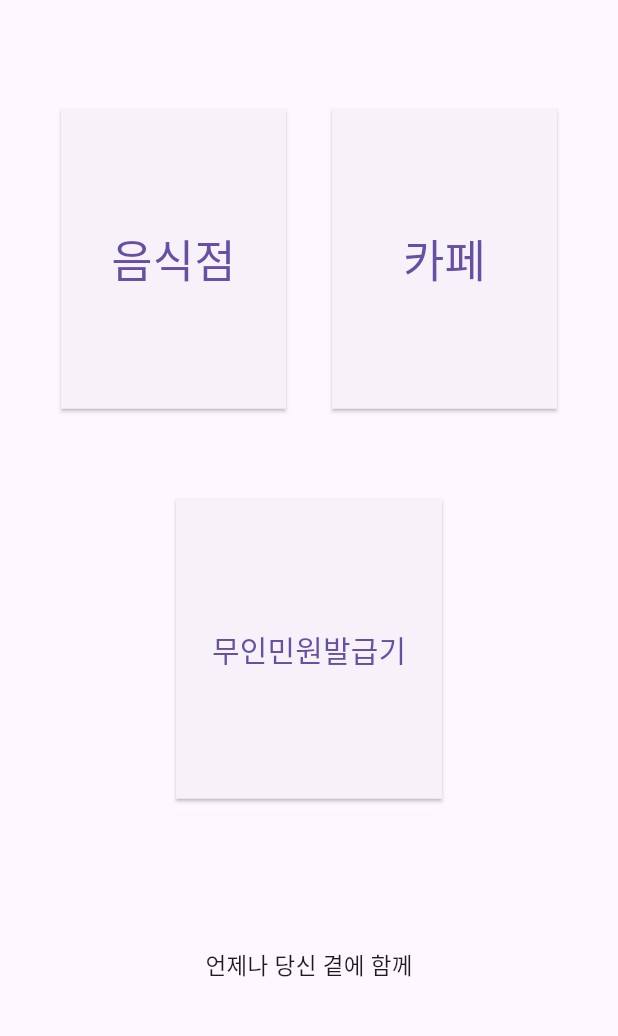
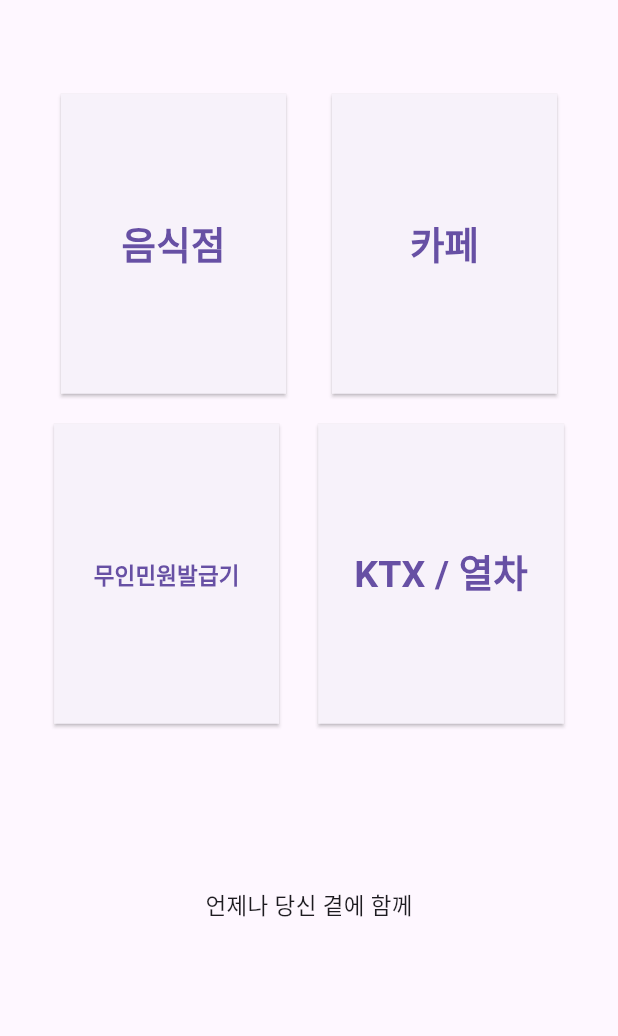
Before and after one commit to CapStoneDesign-MjcArmy/CapstoneDesign_WithU, a Flutter app: the KioskInfo screen opened directly, on a phone screen of 412 x 824 dp, the part 84-1120 px from its top. Run offline on Flutter 3.47's test engine with Material 3 defaults, Android fonts, the phone set to English and light mode, and no system bars.

Commit message:
Edit code(Add button)

```diff
--- a/lib/AboutKiosk/KioskInfo.dart
+++ b/lib/AboutKiosk/KioskInfo.dart
@@ -25,7 +25,8 @@
                   onPressed: () {},
                   child: Text('음식점',
                     style: TextStyle(
-                        fontSize: 30
+                        fontSize: 25,
+                        fontWeight: FontWeight.bold,
                     ),),
                   style: ElevatedButton.styleFrom(
                     minimumSize: Size(150, 200),
@@ -38,7 +39,8 @@
                   onPressed: () {},
                   child: Text('카페',
                     style: TextStyle(
-                        fontSize: 30
+                        fontSize: 25,
+                        fontWeight: FontWeight.bold,
                     ),),
                   style: ElevatedButton.styleFrom(
                     minimumSize: Size(150, 200),
@@ -51,13 +53,16 @@
             ),
           ),
           Padding(
-            padding: const EdgeInsets.symmetric(vertical: 50.0),
-            child: Center(
-              child: ElevatedButton(
+            padding: const EdgeInsets.symmetric(horizontal: 10.0, vertical: 10.0),
+            child: Row(
+              mainAxisAlignment: MainAxisAlignment.spaceEvenly,
+              children: [
+                ElevatedButton(
                   onPressed: () {},
                   child: Text('무인민원발급기',
                     style: TextStyle(
-                      fontSize: 20
+                        fontSize: 15,
+                        fontWeight: FontWeight.bold,
                     ),),
                   style: ElevatedButton.styleFrom(
                     minimumSize: Size(150, 200),
@@ -66,10 +71,25 @@
                     ),
                   ),
                 ),
+                ElevatedButton(
+                  onPressed: () {},
+                  child: Text('KTX / 열차',
+                    style: TextStyle(
+                        fontSize: 25,
+                        fontWeight: FontWeight.bold,
+                    ),),
+                  style: ElevatedButton.styleFrom(
+                    minimumSize: Size(150, 200),
+                    shape: RoundedRectangleBorder(
+                      borderRadius: BorderRadius.circular(0),
+                    ),
+                  ),
+                ),
+              ],
             ),
           ),
           Padding(
-            padding: const EdgeInsets.all(50.0),
+            padding: const EdgeInsets.all(100.0),
             child: Text(
               '언제나 당신 곁에 함께',
               style: TextStyle(fontSize: 15),
```
Lines whose indentation alone changed are shown as unchanged.
